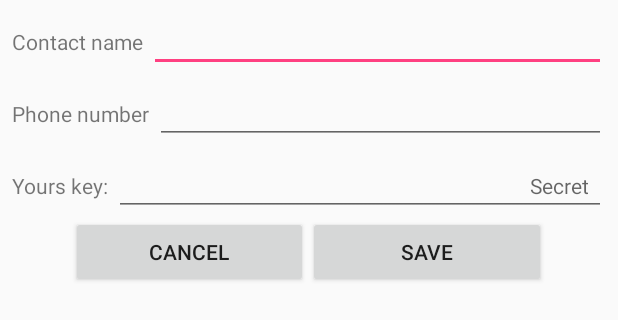
After one commit to saviola44/SecureSMS, an Android app: the layout new_contact_layout.xml on its own in the app's theme, with its tools: preview values and no code run, on a phone screen of 412 x 824 dp. The commit adds this screen. Shown: the top 320 px of the screen. Run offline under Robolectric (Android 15) with nearby library versions, the phone set to English and light mode, and no system bars.

Commit message:
add  new contact activity

```diff
--- a/app/build.gradle
+++ b/app/build.gradle
@@ -1,13 +1,13 @@
 apply plugin: 'com.android.application'
 
 android {
-    compileSdkVersion 25
-    buildToolsVersion "25.0.2"
+    compileSdkVersion 24
+    buildToolsVersion "24.0.0"
 
     defaultConfig {
         applicationId "com.example.mariusz.securesms"
         minSdkVersion 17
-        targetSdkVersion 25
+        targetSdkVersion 22
         versionCode 1
         versionName "1.0"
     }
@@ -22,7 +22,7 @@ android {
 dependencies {
     compile fileTree(dir: 'libs', include: ['*.jar'])
     testCompile 'junit:junit:4.12'
-    compile 'com.android.support:appcompat-v7:25.1.0'
+    compile 'com.android.support:appcompat-v7:24.1.0'
     compile 'com.github.satyan:sugar:1.4'
     compile 'com.jakewharton:butterknife:7.0.1'
 }
--- a/app/src/main/AndroidManifest.xml
+++ b/app/src/main/AndroidManifest.xml
@@ -19,6 +19,8 @@
         </activity>
         <activity android:name=".NewMessageActivity"
             android:screenOrientation="portrait"></activity>
+        <activity android:name=".NewContact"
+            android:screenOrientation="portrait"/>
     </application>
 
 </manifest>
--- a/app/src/main/java/com/example/mariusz/securesms/MainActivity.java
+++ b/app/src/main/java/com/example/mariusz/securesms/MainActivity.java
@@ -30,4 +30,10 @@ public class MainActivity extends AppCompatActivity {
         Intent intent = new Intent(this, NewMessageActivity.class);
         startActivity(intent);
     }
+
+    @OnClick(R.id.addContact)
+    public void addContactClicked(){
+        Intent intent = new Intent(this, NewContact.class);
+        startActivity(intent);
+    }
 }
--- /dev/null
+++ b/app/src/main/res/layout/new_contact_layout.xml
@@ -0,0 +1,98 @@
+<?xml version="1.0" encoding="utf-8"?>
+<RelativeLayout xmlns:android="http://schemas.android.com/apk/res/android"
+    android:layout_width="match_parent"
+    android:layout_height="match_parent"
+    android:layout_margin="8dp">
+
+    <LinearLayout
+        android:layout_width="match_parent"
+        android:layout_height="wrap_content"
+        android:id="@+id/contactLayout">
+        <TextView
+            android:layout_width="wrap_content"
+            android:layout_height="wrap_content"
+            android:textSize="@dimen/text_label_size"
+            android:text="@string/contact_name"/>
+        <EditText
+            android:layout_width="match_parent"
+            android:layout_height="wrap_content"
+            android:layout_marginLeft="4dp"
+            android:paddingRight="12dp"
+            android:gravity="right"
+            android:textSize="@dimen/text_label_size"
+            android:id="@+id/contactNameET"/>
+    </LinearLayout>
+
+    <LinearLayout
+        android:layout_width="match_parent"
+        android:layout_height="wrap_content"
+        android:layout_marginTop="8dp"
+        android:id="@+id/phoneLayout"
+        android:layout_below="@id/contactLayout">
+        <TextView
+            android:layout_width="wrap_content"
+            android:layout_height="wrap_content"
+            android:textSize="@dimen/text_label_size"
+            android:text="@string/phone_number"/>
+        <EditText
+            android:layout_width="match_parent"
+            android:layout_height="wrap_content"
+            android:layout_marginLeft="4dp"
+            android:paddingRight="12dp"
+            android:textSize="@dimen/text_label_size"
+            android:gravity="right"
+            android:id="@+id/phoneNumberET"/>
+    </LinearLayout>
+
+    <LinearLayout
+        android:layout_width="match_parent"
+        android:layout_height="wrap_content"
+        android:layout_marginTop="8dp"
+        android:id="@+id/keyLayout"
+        android:layout_below="@id/phoneLayout">
+        <TextView
+            android:layout_width="wrap_content"
+            android:layout_height="wrap_content"
+            android:textSize="@dimen/text_label_size"
+            android:text="@string/yours_key"/>
+        <EditText
+            android:layout_width="match_parent"
+            android:layout_height="wrap_content"
+            android:layout_marginLeft="4dp"
+            android:paddingRight="12dp"
+            android:gravity="right"
+            android:textSize="@dimen/text_label_size"
+            android:id="@+id/yoursKeyET"
+            android:hint="@string/secret"/>
+    </LinearLayout>
+
+    <LinearLayout
+        android:layout_width="match_parent"
+        android:layout_height="wrap_content"
+        android:id="@+id/buttonsLayout"
+        android:weightSum="10"
+        android:layout_centerInParent="true"
+        android:layout_below="@+id/keyLayout"
+        android:layout_centerHorizontal="true">
+        <View
+            android:layout_width="0dp"
+            android:layout_height="wrap_content"
+            android:visibility="invisible"
+            android:layout_weight="1"/>
+        <Button
+            android:layout_width="0dp"
+            android:layout_height="wrap_content"
+            android:layout_weight="4"
+            android:text="@string/cancel"
+            android:id="@+id/cancelBtn"/>
+        <Button
+            android:layout_width="0dp"
+            android:layout_height="wrap_content"
+            android:layout_weight="4"
+            android:text="@string/save"
+            android:id="@+id/saveBtn"/>
+
+
+    </LinearLayout>
+
+</RelativeLayout>
--- a/app/src/main/res/values/strings.xml
+++ b/app/src/main/res/values/strings.xml
@@ -7,4 +7,9 @@
     <string name="yours_key">Yours key:</string>
     <string name="write_sec_msg">Write your secret message here</string>
     <string name="send">Send</string>
+    <string name="contact_name">Contact name</string>
+    <string name="phone_number">Phone number</string>
+    <string name="secret">Secret</string>
+    <string name="save">Save</string>
+    <string name="cancel">Cancel</string>
 </resources>
```
